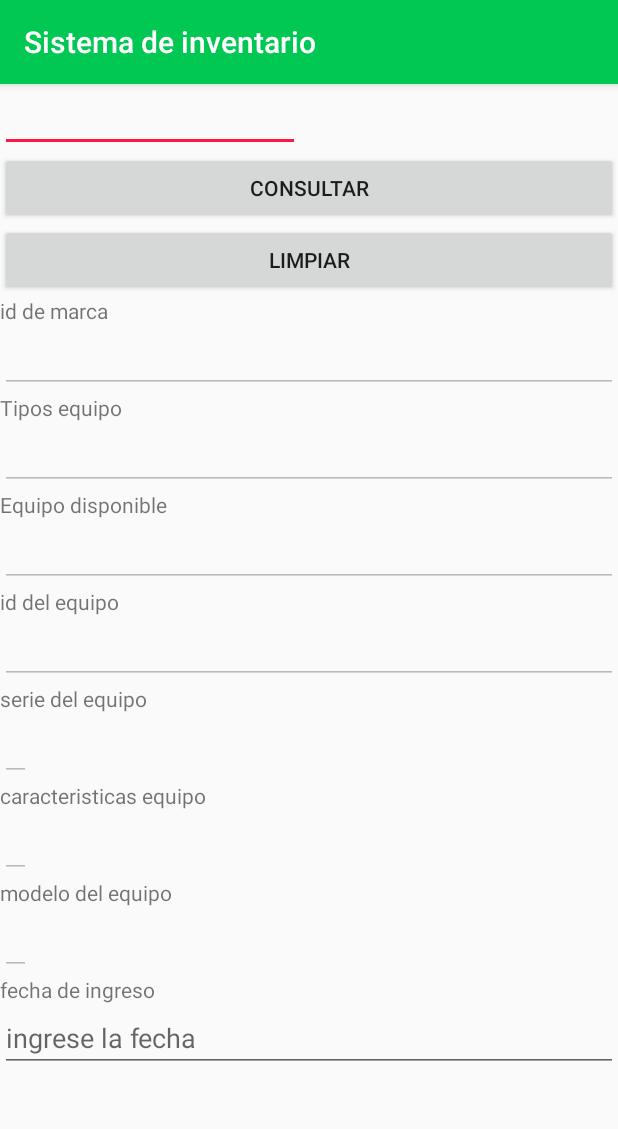
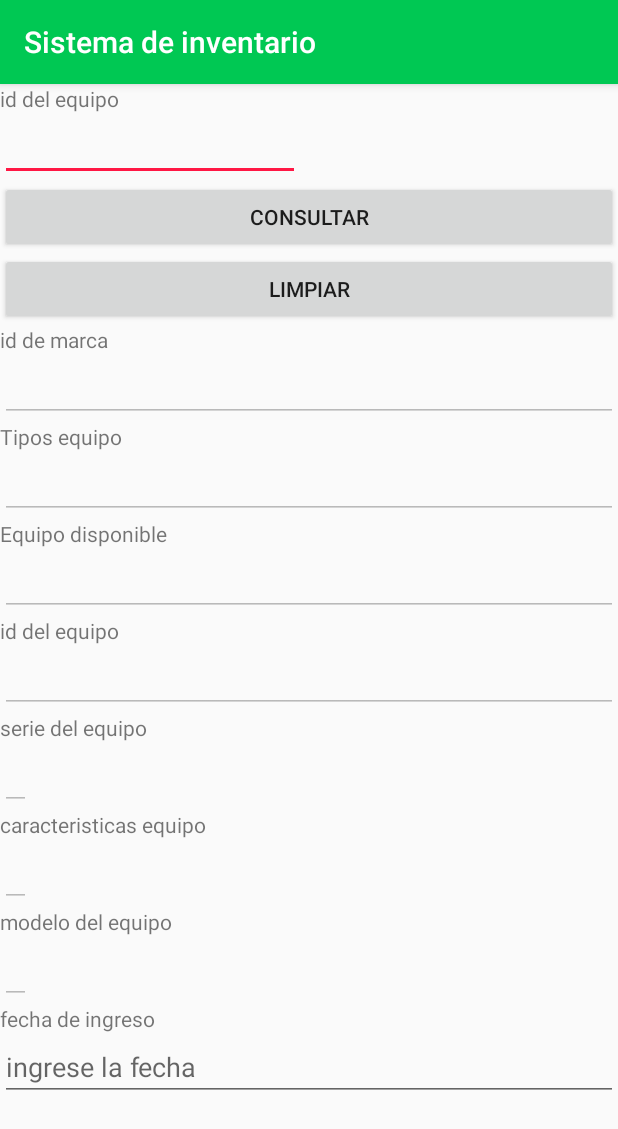
Before and after one commit to dixon28/pdmTareaSubeCum, an Android app: the ConsultarEquipoActivity screen opened directly, with no data from a screen before it, after a tap on "CONSULTAR", on a phone screen of 412 x 824 dp. Shown: the top 1129 px of the screen. Run offline under Robolectric (Android 15) with nearby library versions, the phone set to English and light mode, and no system bars.

Commit message:
ultimos arreglos
arreglos de los alert

```diff
--- a/PdmSubeCum/app/src/main/java/com/pdmsubecum/am15005/Activities/Documento/DocumentoActualizarActivity.java
+++ b/PdmSubeCum/app/src/main/java/com/pdmsubecum/am15005/Activities/Documento/DocumentoActualizarActivity.java
@@ -299,7 +299,7 @@ public class DocumentoActualizarActivity extends AppCompatActivity implements Ad
 
 
                 ){
-                    Toast.makeText(this,R.string.rellenarid, Toast.LENGTH_SHORT).show();
+                    Toast.makeText(this,R.string.nulo, Toast.LENGTH_SHORT).show();
                 }
 
                 else{
--- a/PdmSubeCum/app/src/main/java/com/pdmsubecum/am15005/Activities/Documento/DocumentoConsultarActivity.java
+++ b/PdmSubeCum/app/src/main/java/com/pdmsubecum/am15005/Activities/Documento/DocumentoConsultarActivity.java
@@ -49,9 +49,7 @@ public class DocumentoConsultarActivity extends AppCompatActivity {
 
 
         if (doc == null)
-            Toast.makeText(this, "documento con id  " +
-                    connid.getText().toString() +
-                    " no encontrado", Toast.LENGTH_LONG).show();
+            Toast.makeText(this, getText(R.string.rellenarid), Toast.LENGTH_LONG).show();
         else {
 
 
--- a/PdmSubeCum/app/src/main/java/com/pdmsubecum/am15005/Activities/Documento/DocumentoEliminarActivity.java
+++ b/PdmSubeCum/app/src/main/java/com/pdmsubecum/am15005/Activities/Documento/DocumentoEliminarActivity.java
@@ -82,7 +82,7 @@ public class DocumentoEliminarActivity extends AppCompatActivity {
                     if (documento==null)
                     {
 
-                        Toast.makeText(this,R.string.verificarISBN,Toast.LENGTH_SHORT);
+                        Toast.makeText(this,R.string.verificarISBN,Toast.LENGTH_SHORT).show();
 
                     }else {
                         controlhelper.abrir();
--- a/PdmSubeCum/app/src/main/java/com/pdmsubecum/am15005/Activities/Documento/DocumentoInsertarActivity.java
+++ b/PdmSubeCum/app/src/main/java/com/pdmsubecum/am15005/Activities/Documento/DocumentoInsertarActivity.java
@@ -156,7 +156,7 @@ public class DocumentoInsertarActivity extends AppCompatActivity implements Adap
         try {
 
             if (isbn.getText().toString().isEmpty()||idioma.getText().toString().isEmpty()||nombredoc.getText().toString().isEmpty()||descripcion.getText().toString().isEmpty()){
-                Toast.makeText(this,getText(R.string.nulo),Toast.LENGTH_SHORT);
+                Toast.makeText(this,getText(R.string.nulo),Toast.LENGTH_SHORT).show();
 
             }else{
 
@@ -188,7 +188,7 @@ public class DocumentoInsertarActivity extends AppCompatActivity implements Adap
 
                 if (db.verificarIntegridadAM15005(documento, 3)) {
 
-                    Toast.makeText(this, "Ya existe un registro con el isbn " + isbn, Toast.LENGTH_SHORT).show();
+                    Toast.makeText(this, "Ya existe un registro con el isbn " + isbn.getText().toString(), Toast.LENGTH_SHORT).show();
                 } else {
 
                     db.abrir();
--- a/PdmSubeCum/app/src/main/java/com/pdmsubecum/am15005/Activities/Equipo/ConsultarEquipoActivity.java
+++ b/PdmSubeCum/app/src/main/java/com/pdmsubecum/am15005/Activities/Equipo/ConsultarEquipoActivity.java
@@ -51,9 +51,7 @@ public class ConsultarEquipoActivity extends AppCompatActivity {
         helper.cerrar();
        // id=Integer.toString(equipo.getIdequipo());
         if(equipo == null)
-            Toast.makeText(this, "Marca con id  " +
-                    edtEq.getText().toString() +
-                    " no encontrado", Toast.LENGTH_LONG).show();
+            Toast.makeText(this, getText(R.string.rellenarid), Toast.LENGTH_LONG).show();
         else{
             edtmarca.setText(String.valueOf(equipo.getIdmarca()));
             edtTipoEquipo.setText(String.valueOf(equipo.getIdtiposdeequipo()));
--- a/PdmSubeCum/app/src/main/java/com/pdmsubecum/am15005/Activities/Equipo/InsertarEquipoActivity.java
+++ b/PdmSubeCum/app/src/main/java/com/pdmsubecum/am15005/Activities/Equipo/InsertarEquipoActivity.java
@@ -292,7 +292,8 @@ public class InsertarEquipoActivity extends AppCompatActivity implements Adapter
 
     public void insertarEquipo(View view) {
         try {
-            if (edtEq.getText().toString().isEmpty() || serie.getText().toString().isEmpty() || modelo.getText().toString().isEmpty() || carac.getText().toString().isEmpty()) {
+            if (edtEq.getText().toString().isEmpty() || serie.getText().toString().isEmpty() || modelo.getText().toString().isEmpty() || carac.getText().toString().isEmpty()||fechaingreso.getText().toString().isEmpty()) {
+                Toast.makeText(this,getText(R.string.nulo),Toast.LENGTH_SHORT).show();
 
             } else {
 
--- a/PdmSubeCum/app/src/main/java/com/pdmsubecum/am15005/Activities/Marca/ConsultarMarcaActivity.java
+++ b/PdmSubeCum/app/src/main/java/com/pdmsubecum/am15005/Activities/Marca/ConsultarMarcaActivity.java
@@ -39,9 +39,8 @@ public class ConsultarMarcaActivity extends AppCompatActivity {
         helper.cerrar();
        // id=Integer.toString(marca.getIdmarca());
         if(marca == null)
-            Toast.makeText(this, "Marca con id  " +
-                    idmarca.getText().toString() +
-                    " no encontrado", Toast.LENGTH_LONG).show();
+            Toast.makeText(this,  getText(R.string.rellenarid)
+                    , Toast.LENGTH_LONG).show();
         else{
             conidmarca.setText(idmarca.getText().toString());
             desmarca.setText(marca.getDescripcionmarca());
--- a/PdmSubeCum/app/src/main/java/com/pdmsubecum/am15005/Activities/Marca/InsertarMarcaActivity.java
+++ b/PdmSubeCum/app/src/main/java/com/pdmsubecum/am15005/Activities/Marca/InsertarMarcaActivity.java
@@ -37,7 +37,7 @@ public class InsertarMarcaActivity extends AppCompatActivity {
             if (editIdMarca.getText().toString().isEmpty()||editDescripcionMarca.getText().toString().isEmpty())
             {
 
-                Toast.makeText(this,getString(R.string.nulo),Toast.LENGTH_SHORT);
+                Toast.makeText(this,getString(R.string.nulo),Toast.LENGTH_SHORT).show();
 
 
             }
--- a/PdmSubeCum/app/src/main/res/layout/activity_consultar_equipo.xml
+++ b/PdmSubeCum/app/src/main/res/layout/activity_consultar_equipo.xml
@@ -19,11 +19,16 @@
             android:layout_height="wrap_content"
             android:orientation="vertical">
 
+            <TextView
+                android:layout_width="match_parent"
+                android:layout_height="wrap_content"
+                android:text="@string/id_del_Equipo"
+                />
             <EditText
                 android:id="@+id/consultidEquipo"
                 android:layout_width="200dp"
                 android:layout_height="wrap_content"
-                android:inputType="text"
+                android:inputType="number"
                 android:maxLength="7"/>
 
 
--- a/PdmSubeCum/app/src/main/res/layout/activity_consultar_marca.xml
+++ b/PdmSubeCum/app/src/main/res/layout/activity_consultar_marca.xml
@@ -14,7 +14,7 @@
         android:id="@+id/consultidMarca"
         android:layout_width="200dp"
         android:layout_height="wrap_content"
-        android:inputType="text"
+        android:inputType="number"
         android:maxLength="7"/>
     <LinearLayout
         android:id="@+id/linearLayout1"
--- a/PdmSubeCum/app/src/main/res/layout/activity_documento_consultar.xml
+++ b/PdmSubeCum/app/src/main/res/layout/activity_documento_consultar.xml
@@ -17,6 +17,12 @@
         android:layout_width="match_parent"
         android:layout_height="wrap_content"
         android:orientation="vertical">
+
+        <TextView
+            android:layout_width="wrap_content"
+            android:layout_height="match_parent"
+            android:text="@string/isbn_del_documento"/>
+
 
 
 
--- a/PdmSubeCum/app/src/main/res/layout/activity_insertar_marca.xml
+++ b/PdmSubeCum/app/src/main/res/layout/activity_insertar_marca.xml
@@ -12,7 +12,7 @@
         <TextView android:text="@string/idmarca"/>
         <EditText
             android:id="@+id/id_de_marca"
-            android:inputType="text"
+            android:inputType="number"
             android:maxLength="7" />
     </TableRow>
     <TableRow>
--- a/PdmSubeCum/build.gradle
+++ b/PdmSubeCum/build.gradle
@@ -7,7 +7,7 @@ buildscript {
 
     }
     dependencies {
-        classpath 'com.android.tools.build:gradle:3.3.2'
+        classpath 'com.android.tools.build:gradle:3.4.0'
 
         // NOTE: Do not place your application dependencies here; they belong
         // in the individual module build.gradle files
```
Also changed, not shown: PdmSubeCum/app/src/main/java/com/pdmsubecum/am15005/Activities/Equipo/ActualizarEquipoActivity.java (+5 -5 lines), PdmSubeCum/app/src/main/java/com/pdmsubecum/am15005/Activities/Marca/ActualizarMarcaActivity.java (+3 -6 lines), PdmSubeCum/app/src/main/res/values/strings.xml (+4 -3 lines), 1 other file.
